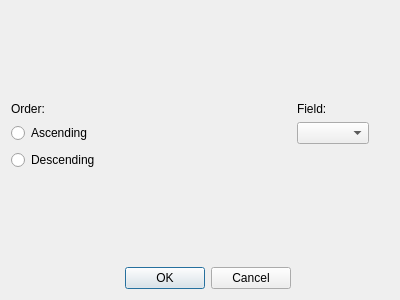
Before: the Qt Designer form sortdialog.ui in crazyrinchik/cpp_qt_project, drawn with Qt 5.
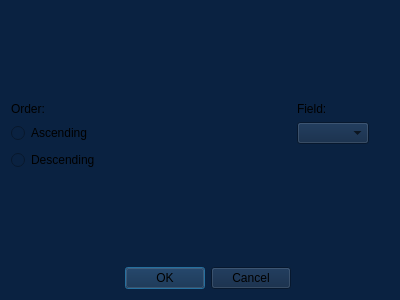
After: the same form once the commit is applied.

What changed in the file:
```diff
--- a/sortdialog.ui
+++ b/sortdialog.ui
@@ -13,6 +13,9 @@
   <property name="windowTitle">
    <string>Dialog</string>
   </property>
+  <property name="styleSheet">
+   <string notr="true">background-color: rgb(10, 34, 65);</string>
+  </property>
   <layout class="QGridLayout" name="gridLayout">
    <item row="1" column="0">
     <widget class="QLabel" name="label_2">
```
